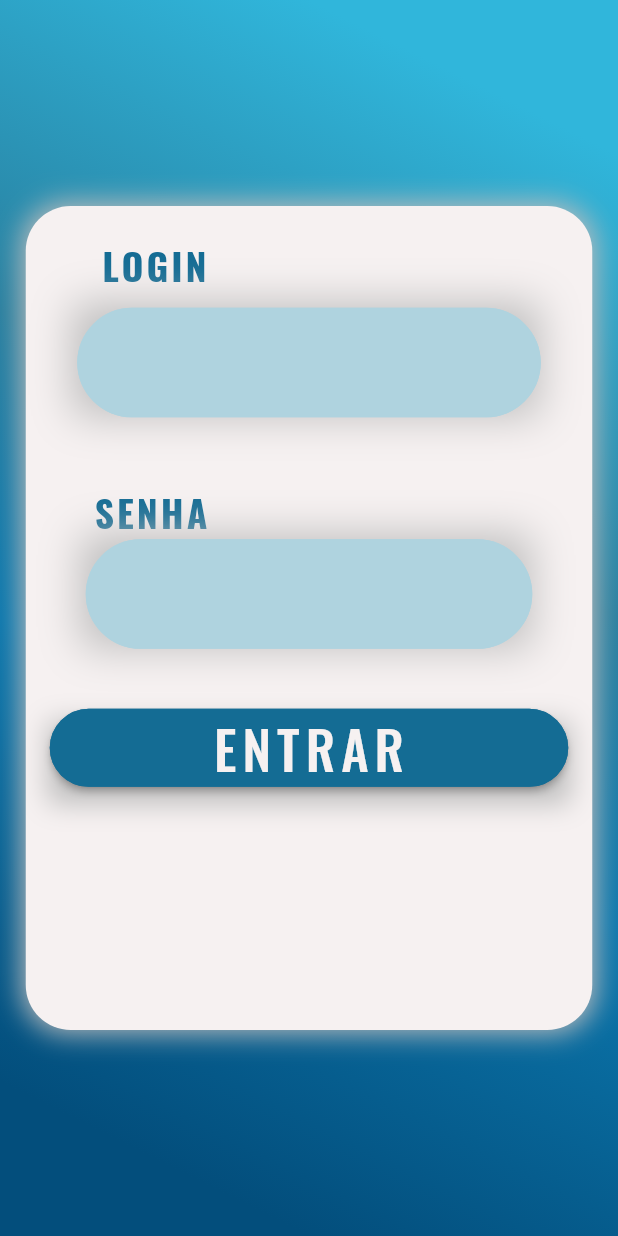
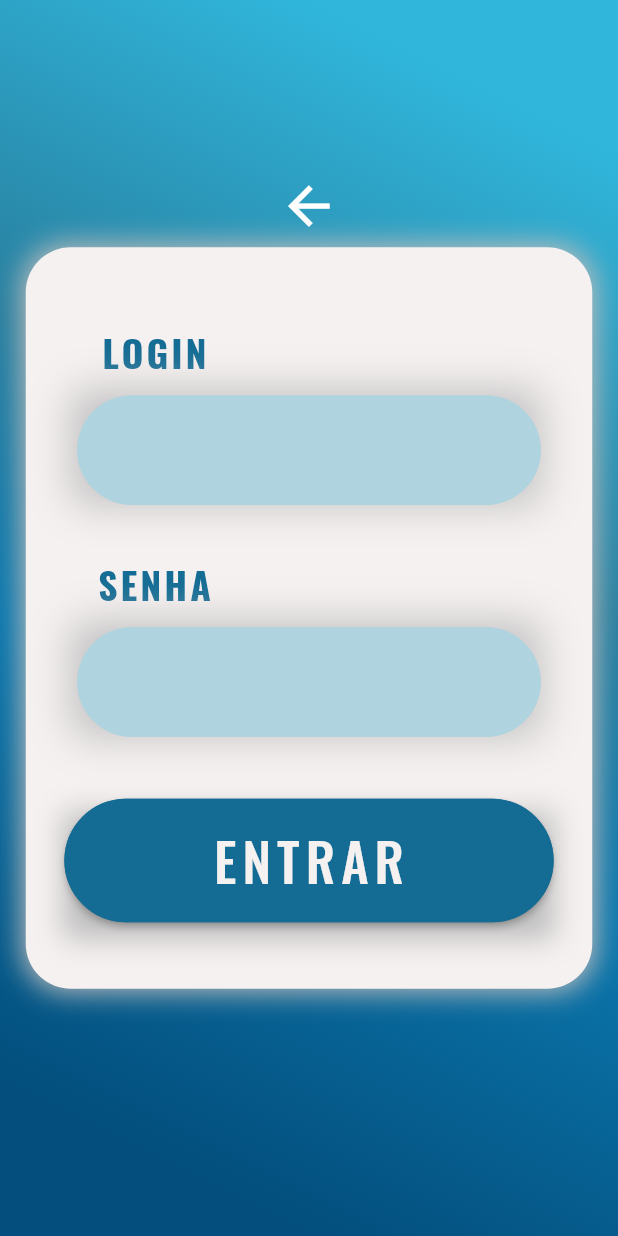
Before and after one commit to RafaelMendesDeveloper/Final_Project, a Flutter app: the LoginAdminController screen opened by its route, on a phone screen of 412 x 824 dp. Run offline on Flutter 3.47's test engine with Material 2 defaults, Android fonts, the phone set to English and light mode, and no system bars; our stand-ins replace google_fonts, image_picker, shared_preferences, sqflite; missing offline and left inert: easy_autocomplete; accounts and stored records are empty.

Commit message:
responsitivity config

```diff
--- a/projeto_final/lib/screen/owner/login_owner.dart
+++ b/projeto_final/lib/screen/owner/login_owner.dart
@@ -1,3 +1,4 @@
+import 'package:flutter/cupertino.dart';
 import 'package:flutter/material.dart';
 import 'package:google_fonts/google_fonts.dart';
 import 'package:provider/provider.dart';
@@ -36,15 +37,40 @@ class OwnerLogin extends StatelessWidget {
   @override
   Widget build(BuildContext context) {
     final colorState = Provider.of<ThemeProvider>(context);
-    return Center(
+    return Stack(
+      children: [
+        Padding(
+          padding: EdgeInsets.only(
+            top: MediaQuery.sizeOf(context).height / 8,
+            left: (MediaQuery.sizeOf(context).width / 2) -
+            (MediaQuery.sizeOf(context).width / 6 / 2),
+            ),
+          child: SizedBox(
+            width: MediaQuery.sizeOf(context).width / 6,
+            height: MediaQuery.sizeOf(context).height / 12,
+            child: IconButton(
+             icon: Icon(
+              Icons.arrow_back,
+              size: MediaQuery.sizeOf(context).height / 20,
+              color: Colors.white,
+              weight: 20.0,
+             ),
+             onPressed: () => Navigator.pop(context),
+             style: ButtonStyle(
+                backgroundColor: MaterialStateProperty.all(Colors.red),
+              ),
+            ),
+          ),
+        ),
+        Center(
           child: Container(
             width: double.infinity,
             height: double.infinity,
             margin: EdgeInsets.only(
                 left: (MediaQuery.sizeOf(context).width / 24),
                 right: (MediaQuery.sizeOf(context).width / 24),
-            top: (MediaQuery.sizeOf(context).height / 6),
-            bottom: (MediaQuery.sizeOf(context).height / 6)),
+                top: (MediaQuery.sizeOf(context).height / 5),
+                bottom: (MediaQuery.sizeOf(context).height / 5)),
             decoration: BoxDecoration(
               color: const Color.fromARGB(255, 246, 241, 241),
               borderRadius: const BorderRadius.only(
@@ -71,7 +97,7 @@ class OwnerLogin extends StatelessWidget {
                   Padding(
                     padding: EdgeInsets.only(
                         right: (MediaQuery.sizeOf(context).width / 2),
-                    top: MediaQuery.sizeOf(context).height / 40),
+                        top: MediaQuery.sizeOf(context).height / 16),
                     child: Text(
                       'LOGIN',
                       style: GoogleFonts.oswald(
@@ -92,8 +118,7 @@ class OwnerLogin extends StatelessWidget {
                         left: (MediaQuery.sizeOf(context).width / 12),
                         right: (MediaQuery.sizeOf(context).width / 12),
                         top: (MediaQuery.sizeOf(context).height / 80),
-                  bottom: (MediaQuery.sizeOf(context).height / 24)
-                  ),
+                        bottom: (MediaQuery.sizeOf(context).height / 24)),
                     child: Container(
                       decoration: BoxDecoration(
                         boxShadow: [
@@ -152,10 +177,10 @@ class OwnerLogin extends StatelessWidget {
                       ),
                     ),
                   ),
-              Row(
-                children: [
                   Padding(
-                    padding: const EdgeInsets.fromLTRB(45, 10, 100, 0),
+                    padding: EdgeInsets.only(
+                      right: (MediaQuery.sizeOf(context).width / 2),
+                    ),
                     child: Text(
                       'SENHA',
                       style: GoogleFonts.oswald(
@@ -166,10 +191,12 @@ class OwnerLogin extends StatelessWidget {
                       ),
                     ),
                   ),
-                ],
-              ),
                   Padding(
-                padding: const EdgeInsets.fromLTRB(40, 0, 40, 40),
+                    padding: EdgeInsets.only(
+                        left: (MediaQuery.sizeOf(context).width / 12),
+                        right: (MediaQuery.sizeOf(context).width / 12),
+                        top: (MediaQuery.sizeOf(context).height / 80),
+                        bottom: (MediaQuery.sizeOf(context).height / 20)),
                     child: Container(
                       decoration: BoxDecoration(
                         boxShadow: [
@@ -235,10 +262,9 @@ class OwnerLogin extends StatelessWidget {
                     ),
                   ),
                   Padding(
-                padding: const EdgeInsets.only(
-                  bottom: 32.0,
-                  left: 16.0,
-                  right: 16.0,
+                    padding: EdgeInsets.only(
+                      left: MediaQuery.sizeOf(context).width / 16,
+                      right: MediaQuery.sizeOf(context).width / 16,
                     ),
                     child: Container(
                       decoration: BoxDecoration(
@@ -251,6 +277,9 @@ class OwnerLogin extends StatelessWidget {
                           ),
                         ],
                       ),
+                      child: SizedBox(
+                        width: double.infinity,
+                        height: MediaQuery.sizeOf(context).height / 10,
                         child: ElevatedButton(
                           onPressed: () async {
                             if (_formOwnerKey.currentState!.validate()) {
@@ -261,7 +290,8 @@ class OwnerLogin extends StatelessWidget {
                                   isValid.password ==
                                       _loginState.passwordController.text) {
                                 if (context.mounted) {
-                            await Navigator.pushNamed(context, '/ownerpage');
+                                  await Navigator.pushNamed(
+                                      context, '/ownerpage');
                                 }
                               } else {
                                 if (context.mounted) {
@@ -350,7 +380,8 @@ class OwnerLogin extends StatelessWidget {
                             backgroundColor: const MaterialStatePropertyAll(
                               Color.fromARGB(255, 20, 108, 148),
                             ),
-                      shape: MaterialStateProperty.all<RoundedRectangleBorder>(
+                            shape: MaterialStateProperty.all<
+                                RoundedRectangleBorder>(
                               RoundedRectangleBorder(
                                 borderRadius: BorderRadius.circular(50.0),
                                 side: const BorderSide(
@@ -365,7 +396,9 @@ class OwnerLogin extends StatelessWidget {
                               style: GoogleFonts.oswald(
                                 fontSize: 35,
                                 letterSpacing: 4,
-                          color: const Color.fromARGB(255, 246, 241, 241),
+                                color:
+                                    const Color.fromARGB(255, 246, 241, 241),
+                              ),
                             ),
                           ),
                         ),
@@ -376,6 +409,8 @@ class OwnerLogin extends StatelessWidget {
               ),
             ),
           ),
+        ),
+      ],
     );
   }
 }
--- a/projeto_final/lib/settings.dart
+++ b/projeto_final/lib/settings.dart
@@ -14,7 +14,9 @@ class SettingsPage extends StatelessWidget {
     return Scaffold(
       appBar: AppBar(
         title: Container(
-          margin: const EdgeInsets.fromLTRB(0, 5, 35, 0),
+          margin: EdgeInsets.only(
+            right: MediaQuery.sizeOf(context).width / 10
+            ),
           child: Center(
             child: Text(
               'CONFIGURAÇÕES',
@@ -54,7 +56,7 @@ class SettingsPage extends StatelessWidget {
                     icon: Icon(
                       state.isLight ? Icons.dark_mode : Icons.light_mode,
                       color: Colors.white,
-                      size: 40.0,
+                      size: MediaQuery.sizeOf(context).height / 12,
                     ),
                   ),
                 ],
```
Lines whose indentation alone changed are shown as unchanged.
